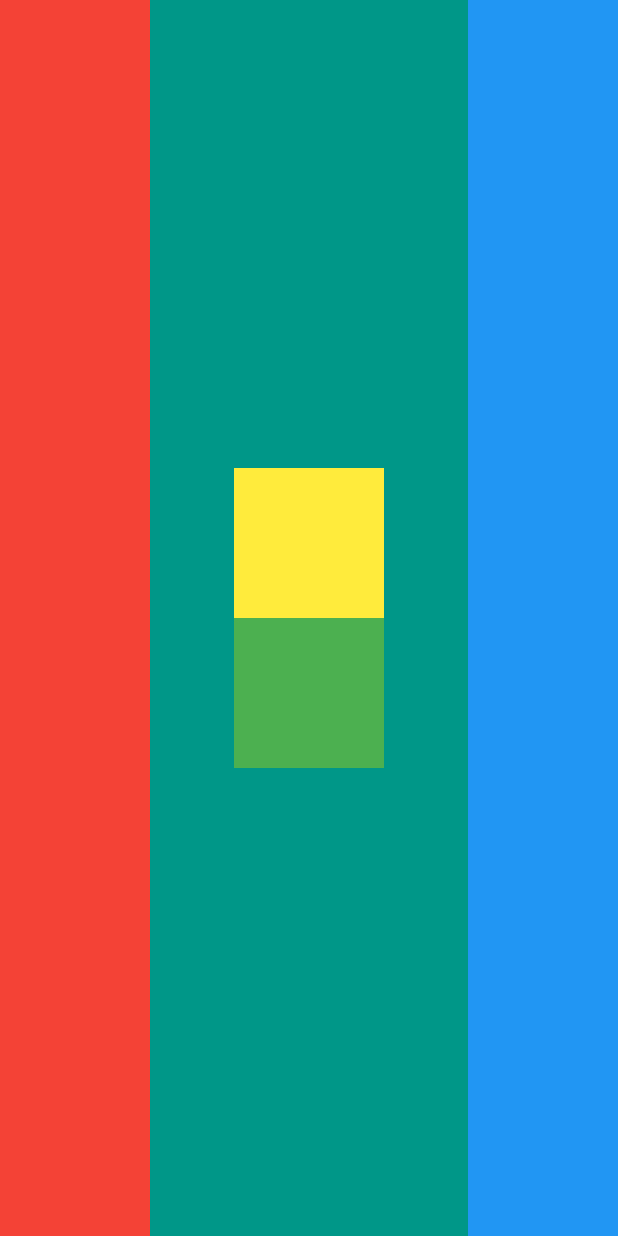
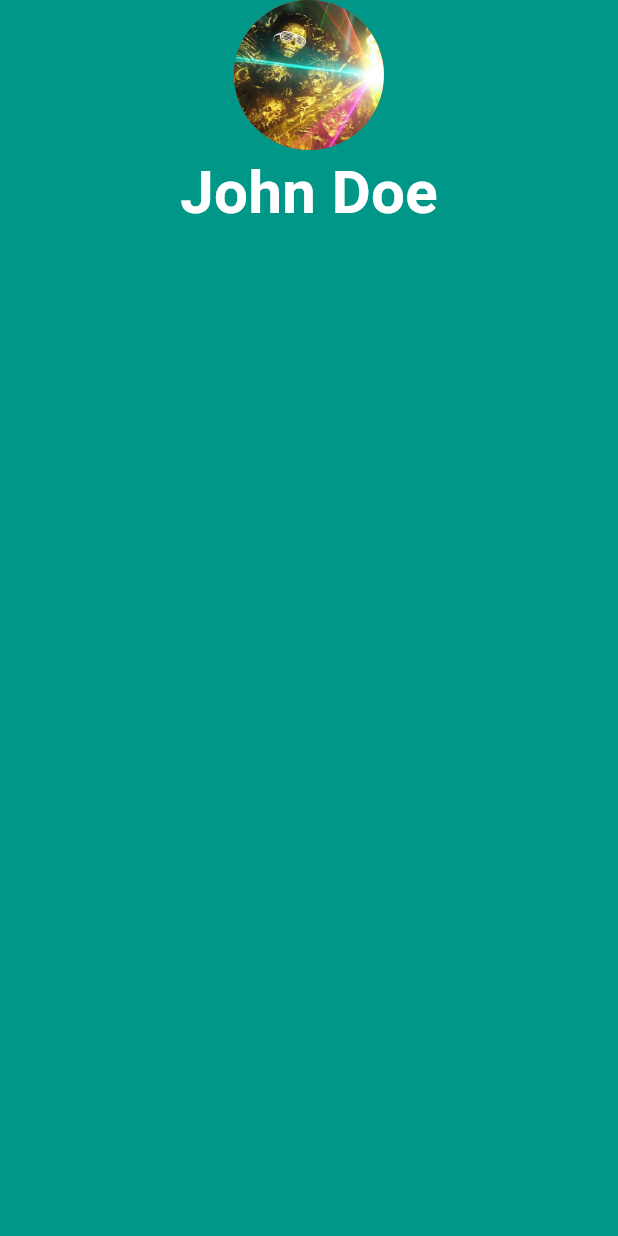
Before and after one commit to GrodTheGreat/Udemy-Flutter-Dart, a Flutter app: the screen it shows after launch, on a phone screen of 412 x 824 dp. Run offline on Flutter 3.47's test engine with Material 3 defaults, Android fonts, the phone set to English and light mode, and no system bars.

Commit message:
Tapping into Widget Properties

```diff
--- a/mi_card/lib/main.dart
+++ b/mi_card/lib/main.dart
@@ -13,19 +13,28 @@ class MiCard extends StatelessWidget {
       home: Scaffold(
         backgroundColor: Colors.teal,
         body: SafeArea(
-          child: Row(
-            mainAxisAlignment: MainAxisAlignment.spaceBetween,
-            crossAxisAlignment: CrossAxisAlignment.stretch,
+          child: Column(
             children: [
-              Container(color: Colors.red, width: 100.0),
-              Column(
+              Row(
                 mainAxisAlignment: MainAxisAlignment.center,
                 children: [
-                  Container(color: Colors.yellow, width: 100.0, height: 100.0),
-                  Container(color: Colors.green, width: 100.0, height: 100.0),
+                  CircleAvatar(
+                    foregroundImage: AssetImage(
+                      'assets/images/ravelord-nito.jpg',
+                    ),
+                    radius: 50.0,
+                    backgroundColor: Colors.red,
+                  ),
                 ],
               ),
-              Container(color: Colors.blue, width: 100.0),
+              Text(
+                'John Doe',
+                style: TextStyle(
+                  color: Colors.white,
+                  fontSize: 40.0,
+                  fontWeight: FontWeight.bold,
+                ),
+              ),
             ],
           ),
         ),
```
Also changed, not shown: mi_card/assets/images/ravelord-nito.jpg (added).
